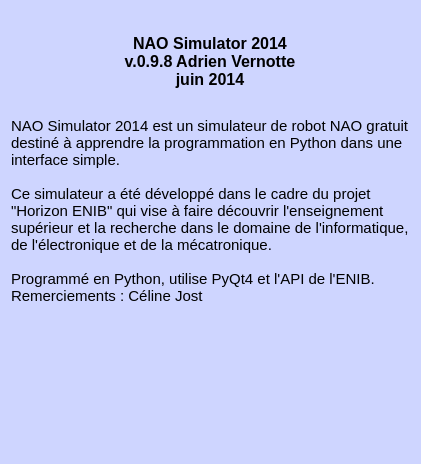
The window that dep/aPropos.ui (AdrienVR/NaoSimulator) describes before a commit, drawn with Qt 5.
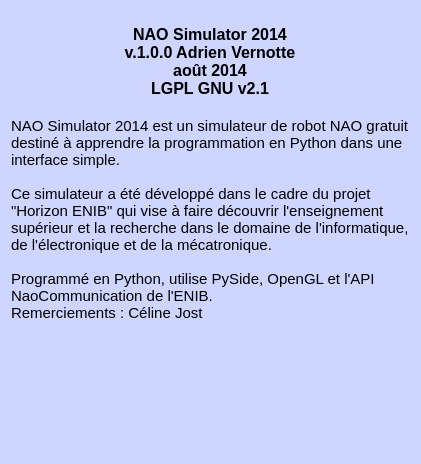
The same window after the commit. Icons and pictures are not drawn.

```diff
--- a/dep/aPropos.ui
+++ b/dep/aPropos.ui
@@ -122,8 +122,9 @@
        </property>
        <property name="text">
         <string>NAO Simulator 2014
-v.0.9.8 Adrien Vernotte
-juin 2014</string>
+v.1.0.0 Adrien Vernotte
+août 2014
+LGPL GNU v2.1</string>
        </property>
        <property name="alignment">
         <set>Qt::AlignCenter</set>
@@ -144,7 +145,7 @@
 
 Ce simulateur a été développé dans le cadre du projet &quot;Horizon ENIB&quot; qui vise à faire découvrir l'enseignement supérieur et la recherche dans le domaine de l'informatique, de l'électronique et de la mécatronique.
 
-Programmé en Python, utilise PyQt4 et l'API de l'ENIB.
+Programmé en Python, utilise PySide, OpenGL et l'API NaoCommunication de l'ENIB.
 Remerciements : Céline Jost</string>
      </property>
      <property name="alignment">
```
